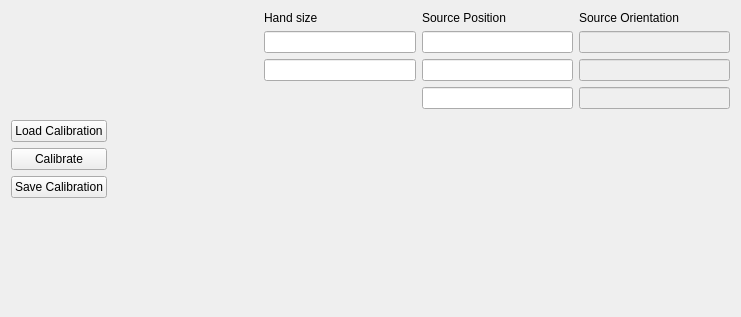
Old version of the form advanced/sr_gui_shadow_glove_calibration/uis/SrShadowGloveCalibration.ui in the repository shadow-robot/sr-visualization.
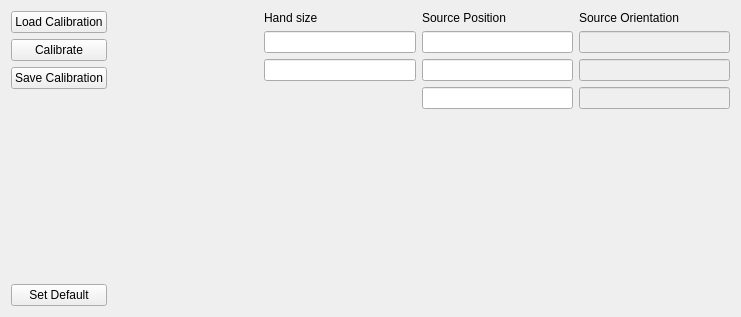
New version of the form.

Commit message: creating symlink

What changed in the file:
```diff
--- a/advanced/sr_gui_shadow_glove_calibration/uis/SrShadowGloveCalibration.ui
+++ b/advanced/sr_gui_shadow_glove_calibration/uis/SrShadowGloveCalibration.ui
@@ -18,19 +18,6 @@
     <layout class="QHBoxLayout" name="horizontalLayout_3">
      <item>
       <layout class="QVBoxLayout" name="verticalLayout_10">
-       <item>
-        <spacer name="verticalSpacer">
-         <property name="orientation">
-          <enum>Qt::Vertical</enum>
-         </property>
-         <property name="sizeHint" stdset="0">
-          <size>
-           <width>20</width>
-           <height>40</height>
-          </size>
-         </property>
-        </spacer>
-       </item>
        <item>
         <widget class="QPushButton" name="load_calibration">
          <property name="text">
@@ -65,6 +52,13 @@
          </property>
         </spacer>
        </item>
+       <item>
+        <widget class="QPushButton" name="set_default">
+         <property name="text">
+          <string>Set Default</string>
+         </property>
+        </widget>
+       </item>
       </layout>
      </item>
      <item>
```
The commit also changes 1 other file.
